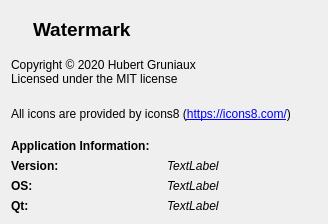
hgruniaux/Watermark, file ui/aboutdialog.ui: the form before one commit.
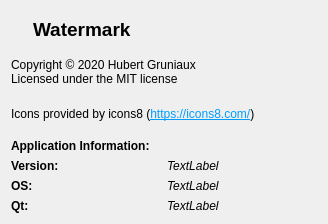
The form after the commit. Icons and pictures are not drawn.

The edit to the form file:
```diff
--- a/ui/aboutdialog.ui
+++ b/ui/aboutdialog.ui
@@ -63,7 +63,7 @@
    <item>
     <widget class="QLabel" name="label_9">
      <property name="text">
-      <string>All icons are provided by icons8 (&lt;a href=&quot;https://icons8.com/&quot;&gt;https://icons8.com/&lt;/a&gt;)</string>
+      <string>&lt;html&gt;&lt;head/&gt;&lt;body&gt;&lt;p&gt;Icons provided by icons8 (&lt;a href=&quot;https://icons8.com/&quot;&gt;&lt;span style=&quot; text-decoration: underline; color:#009dff;&quot;&gt;https://icons8.com/&lt;/span&gt;&lt;/a&gt;)&lt;/p&gt;&lt;/body&gt;&lt;/html&gt;</string>
      </property>
      <property name="textFormat">
       <enum>Qt::RichText</enum>
```
Left out of the diff: 2 changed lines with no effect on the pictures.
